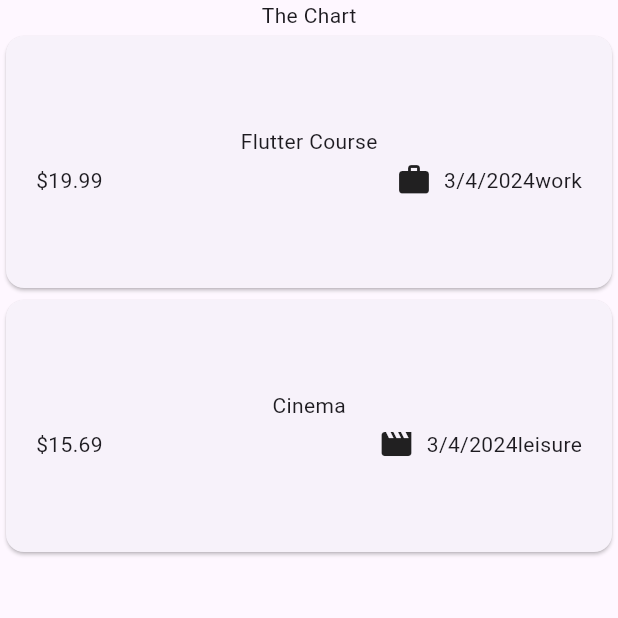
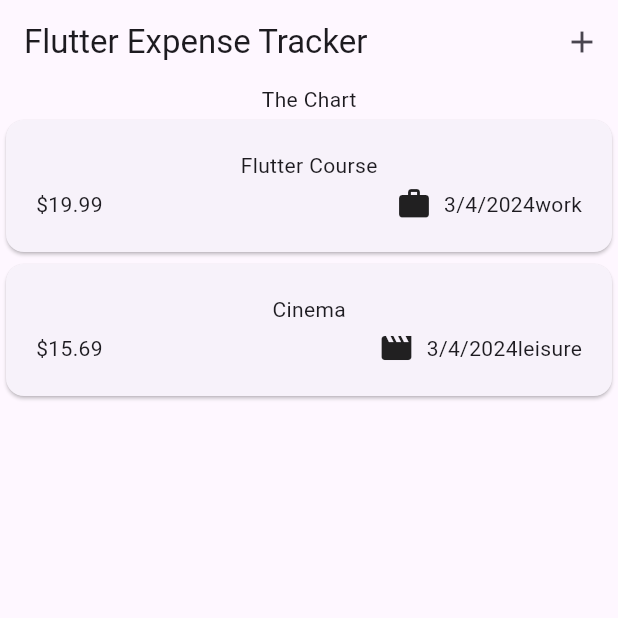
Before and after one commit to karimhaddad32/expenses_app, a Flutter app: the screen it shows after launch, on a phone screen of 412 x 824 dp, the top half of it. Run offline on Flutter 3.47's test engine with Material 3 defaults, Android fonts, the phone set to English and light mode, and no system bars.

Commit message:
App done. Theming Begins

```diff
--- a/lib/widgets/expenses.dart
+++ b/lib/widgets/expenses.dart
@@ -1,5 +1,6 @@
 import 'package:expense_tracker/widgets/expenses_list/expenses_list.dart';
 import 'package:expense_tracker/models/expense.dart';
+import 'package:expense_tracker/widgets/new_expense.dart';
 import 'package:flutter/material.dart';
 
 class Expenses extends StatefulWidget {
@@ -27,16 +28,68 @@ class _ExpensesState extends State<Expenses> {
     )
   ];
 
+  void _openAddExpenseOverlay() {
+    showModalBottomSheet(
+        context: context,
+        builder: (ctx) => NewExpense(onAddExpense: _addExpense),
+        isScrollControlled: true);
+  }
+
+  void _addExpense(Expense expense) {
+    setState(() {
+      _registeredExpenses.add(expense);
+    });
+  }
+
+  void _removeExpense(Expense expense) {
+
+    final int index = _registeredExpenses.indexOf(expense);
+
+    setState(() {
+      _registeredExpenses.remove(expense);
+    });
+
+    ScaffoldMessenger.of(context).clearSnackBars(); // To make sure we canonot undo something that is far past undoing.
+    ScaffoldMessenger.of(context).showSnackBar(
+      SnackBar(
+        content: const Text('Expense Deleted.'),
+        duration: const Duration(seconds: 5),
+        action: SnackBarAction(label: 'Undo', onPressed: () {
+          setState(() {
+            _registeredExpenses.insert(index, expense);
+          });
+        },),
+      ),
+    );
+  }
+
   @override
   Widget build(BuildContext context) {
+    Widget mainContent = const Center(
+      child: Text('No expenses yet. Start adding some!'),
+    );
+
+    if (_registeredExpenses.isNotEmpty) {
+      mainContent = Expanded(
+        child: ExpensesList(
+          expensesList: _registeredExpenses,
+          onRemoveExpense: _removeExpense,
+        ),
+      );
+    }
+
     return Scaffold(
-      body: Column(
-        children: [
-          const Text("The Chart"),
-          Expanded(
-            child: ExpensesList(expensesList: _registeredExpenses),
+      appBar: AppBar(
+        title: const Text('Flutter Expense Tracker'),
+        actions: [
+          IconButton(
+            onPressed: _openAddExpenseOverlay,
+            icon: const Icon(Icons.add),
           ),
         ],
+      ),
+      body: Column(
+        children: [const Text("The Chart"), mainContent],
       ),
     );
   }
--- a/lib/widgets/expenses_list/expense_item.dart
+++ b/lib/widgets/expenses_list/expense_item.dart
@@ -10,7 +10,7 @@ class ExpenseItem extends StatelessWidget {
   Widget build(BuildContext context) {
     return Card(
       child: Padding(
-        padding: const EdgeInsets.symmetric(vertical: 60, horizontal: 20),
+        padding: const EdgeInsets.symmetric(vertical: 20, horizontal: 20),
         child: Column(
           children: [
             Text(expense.title),
--- a/lib/widgets/expenses_list/expenses_list.dart
+++ b/lib/widgets/expenses_list/expenses_list.dart
@@ -5,17 +5,27 @@ import 'package:flutter/material.dart';
 class ExpensesList extends StatelessWidget {
   const ExpensesList({
     required this.expensesList,
+    required this.onRemoveExpense,
     super.key,
   });
 
   final List<Expense> expensesList;
+  final void Function(Expense expense) onRemoveExpense;
 
   @override
   Widget build(BuildContext context) {
     // Column is not ideal for very long lists.
     return ListView.builder(
       itemCount: expensesList.length,
-      itemBuilder: (ctx, index) => ExpenseItem(expensesList[index]),
+      // Keys are to uniquely identify widgets.
+      // The key here is for the id of each item in the list view.
+      itemBuilder: (ctx, index) => Dismissible(
+        onDismissed: (direction) => onRemoveExpense(expensesList[index])        ,
+        key: ValueKey(expensesList[index]),
+        child: ExpenseItem(
+          expensesList[index],
+        ),
+      ),
     );
   }
 }
```
Also changed, not shown: lib/widgets/new_expense.dart (added, +175 -0 lines), 1 other file.
